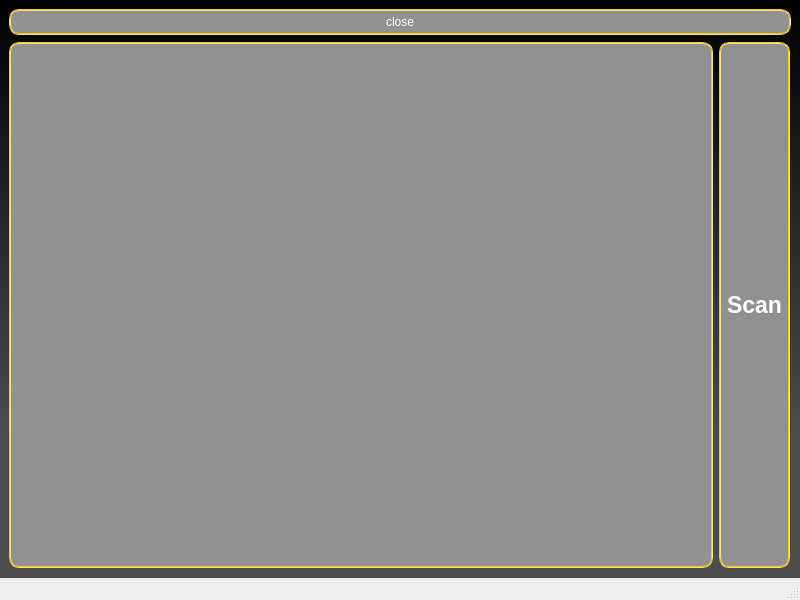
Qt form Fronter/mainwindow.ui (bchuh/StarWars-Companion) before a commit.
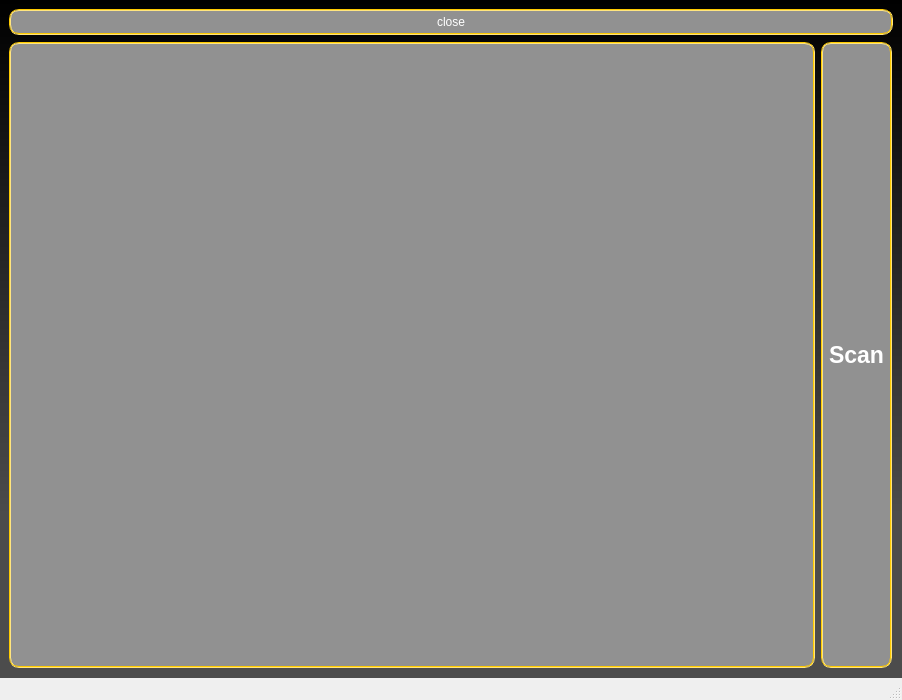
The same form after that commit.

The edit to the form file:
```diff
--- a/Fronter/mainwindow.ui
+++ b/Fronter/mainwindow.ui
@@ -6,8 +6,8 @@
    <rect>
     <x>0</x>
     <y>0</y>
-    <width>800</width>
-    <height>600</height>
+    <width>902</width>
+    <height>700</height>
    </rect>
   </property>
   <property name="windowTitle">
@@ -68,7 +68,6 @@
         <property name="font">
          <font>
           <pointsize>17</pointsize>
-          <weight>75</weight>
           <bold>true</bold>
          </font>
         </property>
```
Left out of the diff: 4 changed lines with no effect on the pictures.
